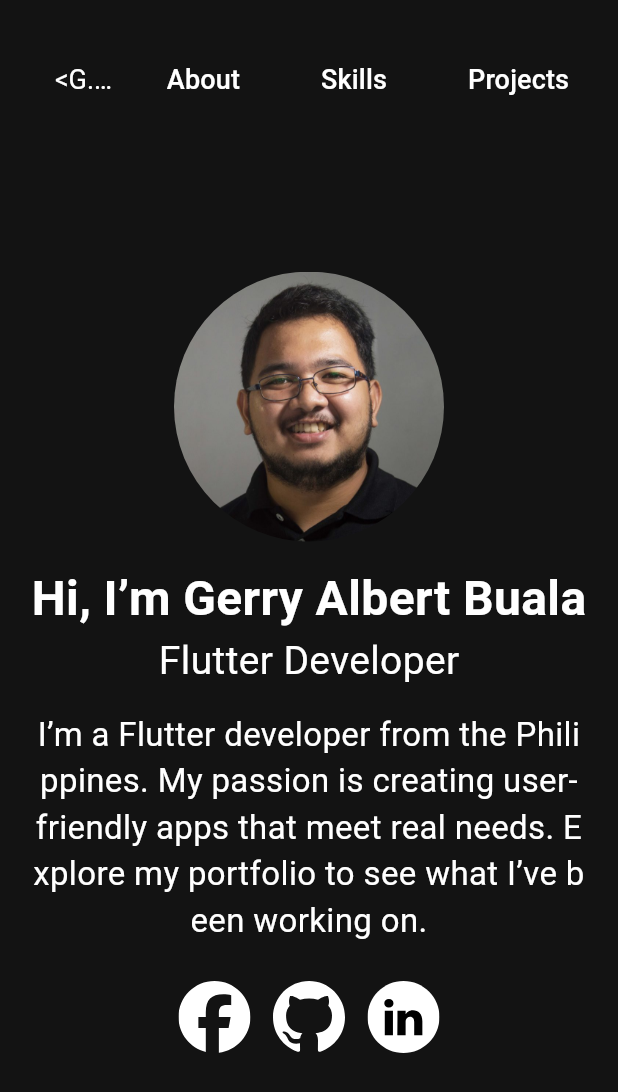
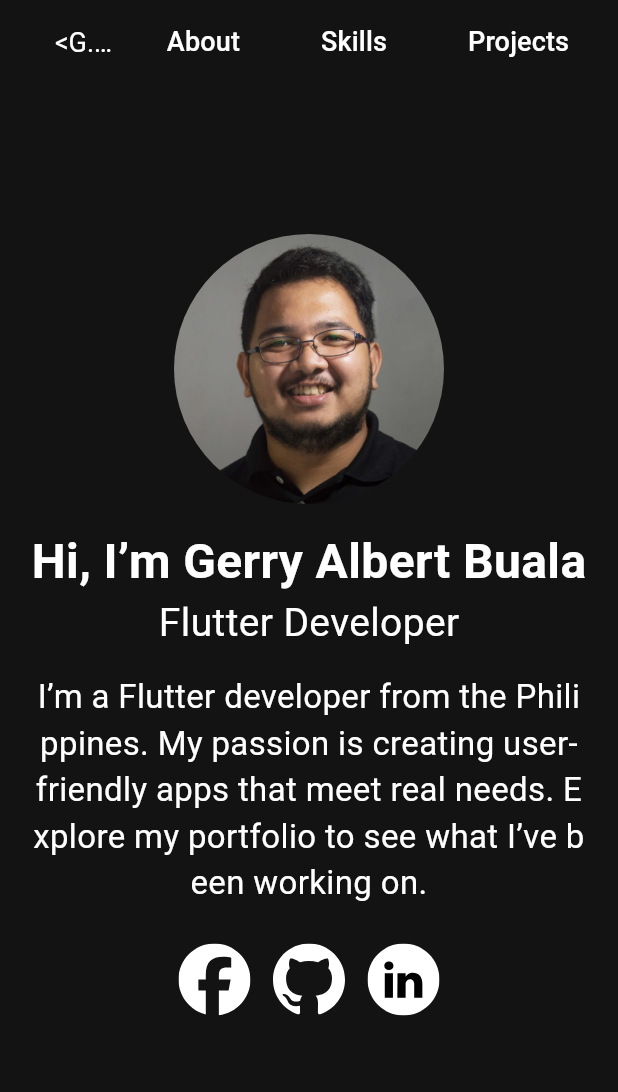
Before and after one commit to gerry05/portfolio_flutter, a Flutter app: the screen it shows after launch, on a phone screen of 412 x 824 dp. Shown: the top 1092 px of the screen. Run offline on Flutter 3.47's test engine with Material 3 defaults, Android fonts, the phone set to English and light mode, and no system bars; our stand-ins replace flutter_svg, google_fonts, responsive_framework; missing offline and left inert: insta_image_viewer; Roboto replaces fonts that are missing (Jura).

Commit message:
fixed padding

```diff
--- a/lib/home.dart
+++ b/lib/home.dart
@@ -49,17 +49,15 @@ class _HomePageState extends State<HomePage> {
       Container(
         color: const Color(0xFF131313),
       ),
-      Padding(
-        padding: EdgeInsets.symmetric(
-            horizontal: ResponsiveBreakpoints.of(context).equals(DESKTOP)
-                ? MediaQuery.of(context).size.width * 0.1
-                : MediaQuery.of(context).size.width * 0.05,
-            vertical: 25),
-        child: Scaffold(
+      Scaffold(
         appBar: _showAppBar
             ? AppBar(
-                  title: Text('<G.A>',
+                title: Padding(
+                  padding: EdgeInsets.only(
+                      left: MediaQuery.of(context).size.width * 0.05),
+                  child: Text('<G.A>',
                       style: TextStyle(fontSize: actionTitleFontSize)),
+                ),
                 actions: [
                   Padding(
                     padding: const EdgeInsets.only(right: 30.0),
@@ -81,18 +79,25 @@ class _HomePageState extends State<HomePage> {
                           style: TextStyle(fontSize: actionTitleFontSize)),
                     ),
                   ),
-                    TextButton(
+                  Padding(
+                    padding: EdgeInsets.only(
+                        right: MediaQuery.of(context).size.width * 0.05),
+                    child: TextButton(
                       onPressed: () {
                         scrollTo(projectsKey);
                       },
                       child: Text("Projects",
                           style: TextStyle(fontSize: actionTitleFontSize)),
+                    ),
                   )
                 ],
               )
             : null,
         body: SingleChildScrollView(
           controller: _scrollController,
+          child: Padding(
+            padding: EdgeInsets.symmetric(
+                horizontal: MediaQuery.of(context).size.width * 0.05),
             child: Column(
               children: [
                 SizedBox(
```
Lines whose indentation alone changed are shown as unchanged.
